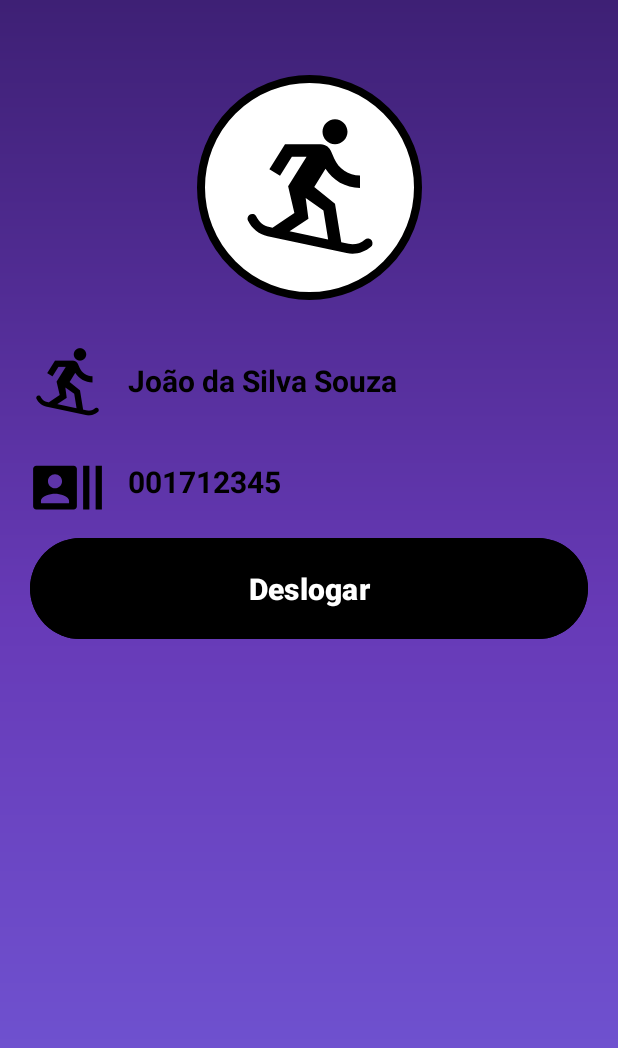
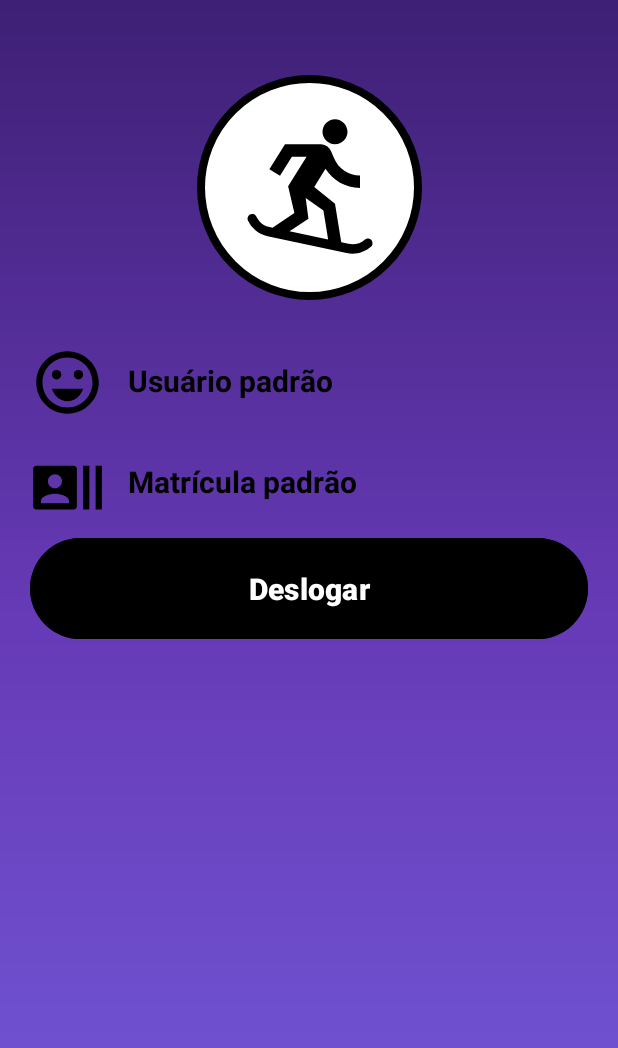
Before and after one commit to eoLellis/repositorio_academico_mobile, an Android app: the TelaPrincipal screen opened directly, with no data from a screen before it, on a phone screen of 412 x 824 dp. Shown: the top 1048 px of the screen. Run offline under Robolectric (Android 15) with nearby library versions, the phone set to English and light mode, and no system bars; our stand-ins replace Firebase (no records; nobody signed in at launch, a user with empty details on screens opened directly).

Commit message:
Integração com o Firebase
Fiz a conexão com o banco de dados no firebase e as devidas relações.
A parte de login e cadastro estão funcionais, além da tela de perfil já puxar os dados inseridos no BD

```diff
--- a/app/src/main/java/com/example/projeto_uva/TelaPrincipal.java
+++ b/app/src/main/java/com/example/projeto_uva/TelaPrincipal.java
@@ -1,24 +1,68 @@
 package com.example.projeto_uva;
 
+import android.content.Intent;
 import android.os.Bundle;
+import android.widget.Button;
+import android.widget.TextView;
 
-import androidx.activity.EdgeToEdge;
 import androidx.appcompat.app.AppCompatActivity;
-import androidx.core.graphics.Insets;
-import androidx.core.view.ViewCompat;
-import androidx.core.view.WindowInsetsCompat;
+
+import com.google.firebase.auth.FirebaseAuth;
+import com.google.firebase.auth.FirebaseUser;
+import com.google.firebase.firestore.DocumentReference;
+import com.google.firebase.firestore.FirebaseFirestore;
+import com.google.firebase.firestore.DocumentSnapshot;
 
 public class TelaPrincipal extends AppCompatActivity {
+
+    private TextView textNomeUser, textMatriculaUser;
+    private Button btDeslogar;
+    private FirebaseAuth mAuth;
+    private FirebaseFirestore db;  // Firestore
 
     @Override
     protected void onCreate(Bundle savedInstanceState) {
         super.onCreate(savedInstanceState);
-        EdgeToEdge.enable(this);
         setContentView(R.layout.activity_tela_principal);
-        ViewCompat.setOnApplyWindowInsetsListener(findViewById(R.id.main), (v, insets) -> {
-            Insets systemBars = insets.getInsets(WindowInsetsCompat.Type.systemBars());
-            v.setPadding(systemBars.left, systemBars.top, systemBars.right, systemBars.bottom);
-            return insets;
+
+        IniciarComponentes();
+
+        mAuth = FirebaseAuth.getInstance();
+        db = FirebaseFirestore.getInstance();  // Inicializa o Firestore
+
+        FirebaseUser user = mAuth.getCurrentUser();
+
+        if (user != null) {
+            // Busca os dados do usuário no Firestore
+            DocumentReference docRef = db.collection("users").document(user.getUid());
+            docRef.get().addOnSuccessListener(documentSnapshot -> {
+                if (documentSnapshot.exists()) {
+                    // Obtém os dados do Firestore
+                    String nome = documentSnapshot.getString("nome");
+                    String matricula = documentSnapshot.getString("email");
+
+                    // Atualiza a interface com os dados do Firestore
+                    textNomeUser.setText(nome != null ? nome : "Usuário");
+                    textMatriculaUser.setText(matricula);
+                } else {
+                    // Se não encontrar o documento, usar valores padrão
+                    textNomeUser.setText("Usuário padrão");
+                    textMatriculaUser.setText("Matrícula padrão");
+                }
+            });
+        }
+
+        btDeslogar.setOnClickListener(view -> {
+            mAuth.signOut();
+            Intent intent = new Intent(TelaPrincipal.this, FormLogin.class);
+            startActivity(intent);
+            finish();  // Encerra a TelaPrincipal
         });
     }
+
+    private void IniciarComponentes() {
+        textNomeUser = findViewById(R.id.text_nome_user);
+        textMatriculaUser = findViewById(R.id.text_matricula_user);
+        btDeslogar = findViewById(R.id.bt_deslogar);
+    }
 }
--- /dev/null
+++ b/app/src/main/res/drawable/ic_nome.xml
@@ -0,0 +1,9 @@
+<vector xmlns:android="http://schemas.android.com/apk/res/android" android:height="24dp" android:tint="#000000" android:viewportHeight="24" android:viewportWidth="24" android:width="24dp">
+
+    <path android:fillColor="@android:color/white" android:pathData="M15.5,9.5m-1.5,0a1.5,1.5 0,1 1,3 0a1.5,1.5 0,1 1,-3 0"/>
+
+    <path android:fillColor="@android:color/white" android:pathData="M8.5,9.5m-1.5,0a1.5,1.5 0,1 1,3 0a1.5,1.5 0,1 1,-3 0"/>
+
+    <path android:fillColor="@android:color/white" android:pathData="M11.99,2C6.47,2 2,6.48 2,12s4.47,10 9.99,10C17.52,22 22,17.52 22,12S17.52,2 11.99,2zM12,20c-4.42,0 -8,-3.58 -8,-8s3.58,-8 8,-8 8,3.58 8,8 -3.58,8 -8,8zM7,14c0.78,2.34 2.72,4 5,4s4.22,-1.66 5,-4L7,14z"/>
+
+</vector>
--- a/app/src/main/res/layout/activity_tela_principal.xml
+++ b/app/src/main/res/layout/activity_tela_principal.xml
@@ -35,7 +35,7 @@
         android:layout_height="50dp"
         android:layout_marginLeft="20dp"
         android:layout_marginTop="30dp"
-        android:src="@drawable/ic_user"
+        android:src="@drawable/ic_nome"
         app:layout_constraintTop_toBottomOf="@id/containerUser"
         app:layout_constraintStart_toStartOf="parent"
 />
@@ -43,7 +43,6 @@
         android:id="@+id/text_nome_user"
         android:layout_width="wrap_content"
         android:layout_height="wrap_content"
-        android:text="João da Silva Souza"
         android:textColor="@color/black"
         android:textSize="20sp"
         android:textStyle="bold"
@@ -66,7 +65,6 @@
         android:id="@+id/text_matricula_user"
         android:layout_width="wrap_content"
         android:layout_height="wrap_content"
-        android:text="001712345"
         android:textColor="@color/black"
         android:textSize="20sp"
         android:textStyle="bold"
@@ -77,6 +75,7 @@
         />
 
     <Button
+        android:id="@+id/bt_deslogar"
         android:layout_width="match_parent"
         android:layout_height="wrap_content"
         android:backgroundTint="@color/black"
--- a/build.gradle
+++ b/build.gradle
@@ -1,4 +1,5 @@
 // Top-level build file where you can add configuration options common to all sub-projects/modules.
 plugins {
 alias(libs.plugins.android.application) apply false
+    id 'com.google.gms.google-services' version '4.4.2' apply false
 }
```
Also changed, not shown: app/build.gradle (+7 -0 lines), app/src/main/java/com/example/projeto_uva/FormCadastro.java (+94 -9 lines), app/src/main/java/com/example/projeto_uva/FormLogin.java (+62 -8 lines), app/src/main/res/layout/activity_form_cadastro.xml (+11 -7 lines), app/src/main/res/layout/activity_form_login.xml (+6 -5 lines), gradle/libs.versions.toml (+8 -0 lines), 1 other file.
